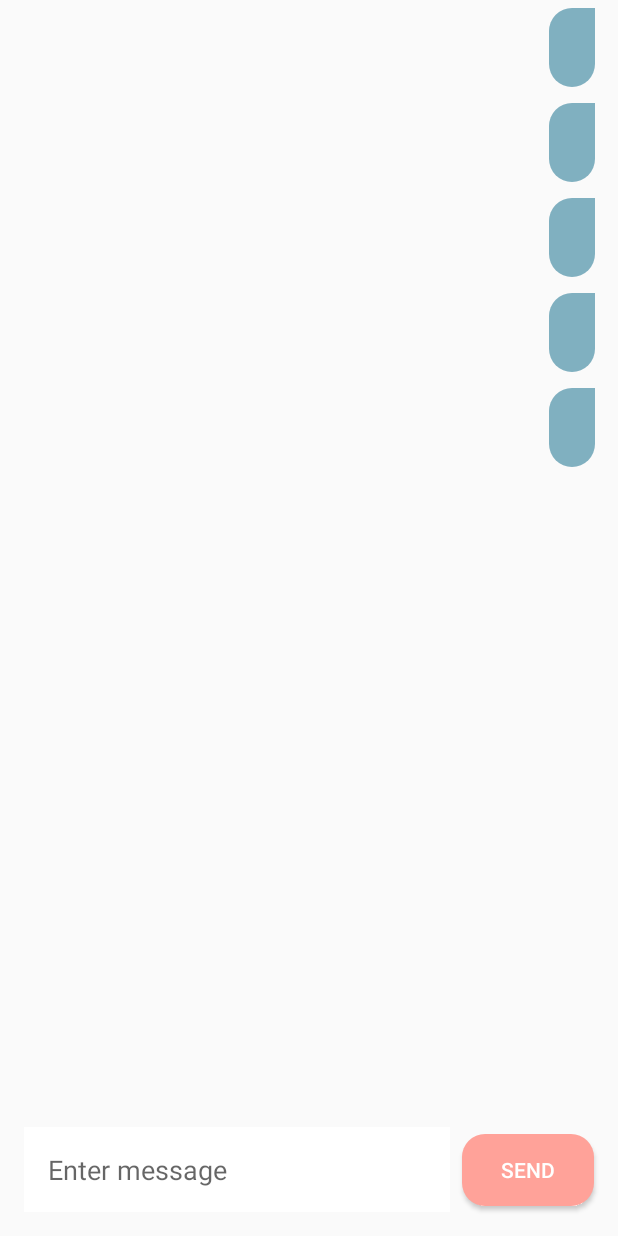
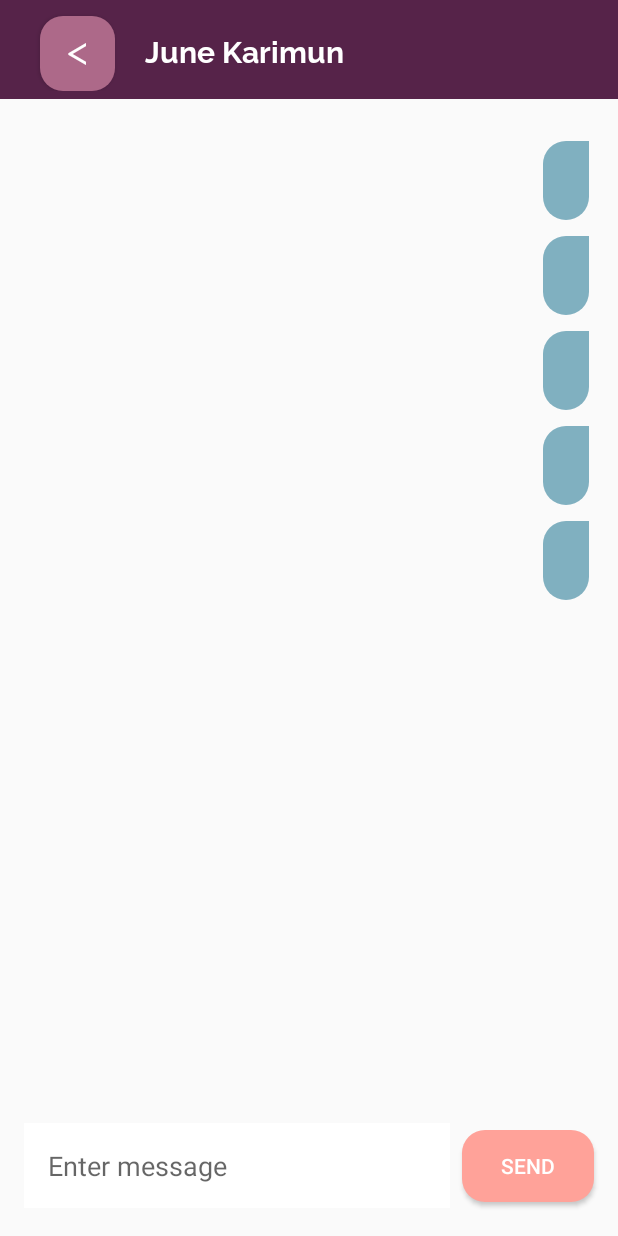
Before and after one commit to namzoen/aCupOfBond, an Android app: the layout chatroom.xml on its own in the app's theme, with its tools: preview values and no code run, on a phone screen of 412 x 824 dp. Run offline under Robolectric (Android 15) with nearby library versions, the phone set to English and light mode, and no system bars.

Commit message:
chatroom to june added

```diff
--- a/app/src/main/AndroidManifest.xml
+++ b/app/src/main/AndroidManifest.xml
@@ -15,6 +15,7 @@
         android:theme="@style/AppTheme">
         <activity android:name=".EditProfileActivity" />
         <activity android:name=".SettingsActivity" />
+        <activity android:name=".ChatroomActivity" />
         <activity
             android:name=".MainActivity"
             android:label="@string/title_activity_main" />
--- a/app/src/main/java/com/example/acupofbond/ChatFragment.kt
+++ b/app/src/main/java/com/example/acupofbond/ChatFragment.kt
@@ -1,16 +1,24 @@
 package com.example.acupofbond
 
+import android.content.Intent
 import android.os.Bundle
 import android.view.LayoutInflater
 import android.view.View
 import android.view.ViewGroup
 import androidx.fragment.app.Fragment
+import kotlinx.android.synthetic.main.fragment_chat.view.*
 
 class ChatFragment: Fragment(R.layout.fragment_chat) {
     override fun onCreateView(
         inflater: LayoutInflater, container: ViewGroup?, savedInstanceState: Bundle?
     ): View? {
         val view: View = inflater!!.inflate(R.layout.fragment_chat, container, false)
+        val chatSatu = Intent (activity, ChatroomActivity::class.java)
+
+        view.profile_1.setOnClickListener{
+            activity?.startActivity(chatSatu)
+        }
+
         return view
     }
 
--- /dev/null
+++ b/app/src/main/java/com/example/acupofbond/ChatroomActivity.kt
@@ -0,0 +1,18 @@
+package com.example.acupofbond
+
+import android.os.Bundle
+import androidx.appcompat.app.AppCompatActivity
+import kotlinx.android.synthetic.main.chatroom.*
+
+class ChatroomActivity: AppCompatActivity() {
+
+    override fun onCreate(savedInstanceState: Bundle?) {
+        super.onCreate(savedInstanceState)
+        setContentView(R.layout.chatroom)
+
+        backBtn.setOnClickListener{
+            finish()
+        }
+    }
+
+}
--- a/app/src/main/res/layout/chatroom.xml
+++ b/app/src/main/res/layout/chatroom.xml
@@ -5,7 +5,8 @@
     xmlns:tools="http://schemas.android.com/tools"
     android:orientation="vertical"
     android:layout_width="match_parent"
-    android:layout_height="match_parent">
+    android:layout_height="match_parent"
+    tools:context=".ChatroomActivity">
 
     <EditText
         android:id="@+id/editText"
@@ -14,14 +15,15 @@
         android:layout_marginStart="16dp"
         android:layout_marginTop="16dp"
         android:layout_marginEnd="8dp"
-        android:layout_marginBottom="16dp"
         android:background="@color/white"
         android:hint="@string/enter_message"
         android:padding="16dp"
         app:layout_constraintBottom_toBottomOf="parent"
         app:layout_constraintEnd_toStartOf="@+id/button"
+        app:layout_constraintHorizontal_bias="1.0"
         app:layout_constraintStart_toStartOf="parent"
-        app:layout_constraintTop_toBottomOf="@+id/recyclerView" />
+        app:layout_constraintTop_toTopOf="parent"
+        app:layout_constraintVertical_bias="0.975" />
 
     <Button
         android:id="@+id/button"
@@ -38,14 +40,65 @@
     <androidx.recyclerview.widget.RecyclerView
         android:id="@+id/recyclerView"
         android:layout_width="0dp"
-        tools:listitem="@layout/my_bubble_shape"
-        tools:itemCount="5"
-        android:layout_height="0dp"
+        android:layout_height="wrap_content"
+        android:padding="4dp"
         app:layoutManager="androidx.recyclerview.widget.LinearLayoutManager"
+        app:layout_constraintBottom_toBottomOf="@id/toolbar"
         app:layout_constraintBottom_toTopOf="@+id/editText"
         app:layout_constraintEnd_toEndOf="parent"
+        app:layout_constraintHorizontal_bias="0.0"
         app:layout_constraintStart_toStartOf="parent"
-        app:layout_constraintTop_toTopOf="parent" />
+        app:layout_constraintTop_toTopOf="parent"
+        app:layout_constraintVertical_bias="0.199"
+        tools:itemCount="5"
+        tools:listitem="@layout/my_bubble_shape" />
+
+    <LinearLayout
+        android:id="@+id/toolbar"
+        android:layout_width="match_parent"
+        android:layout_height="wrap_content"
+        android:background="@color/purple_500"
+        android:paddingStart="1dp"
+        android:paddingTop="5dp"
+        android:paddingBottom="5dp"
+        app:layout_constraintBottom_toTopOf="@id/recyclerView"
+        app:layout_constraintEnd_toEndOf="parent"
+        app:layout_constraintHorizontal_bias="0.0"
+        app:layout_constraintStart_toStartOf="parent"
+        app:layout_constraintTop_toTopOf="parent"
+        app:layout_constraintVertical_bias="0.0">
+
+        <Button
+            android:id="@+id/backBtn"
+            android:layout_width="50dp"
+            android:layout_height="50dp"
+            android:layout_marginStart="25dp"
+            android:layout_marginTop="5dp"
+            android:background="@drawable/text_input_box"
+            android:fontFamily="@font/raleway"
+            android:gravity="center_horizontal"
+            android:text="@string/back_symbol"
+            android:textColor="@color/white"
+            android:textSize="28sp" />
+
+        <TextView
+            android:id="@+id/name"
+            android:layout_gravity="center_vertical"
+            android:layout_width="fill_parent"
+            android:layout_height="wrap_content"
+            android:layout_alignWithParentIfMissing="true"
+            android:layout_above="@id/secondLine1"
+            android:layout_alignParentTop="true"
+            android:layout_alignParentEnd="true"
+            android:layout_toRightOf="@id/backBtn"
+            android:layout_marginStart="20dp"
+            android:fontFamily="@font/raleway_bold"
+            android:gravity="center_vertical"
+            android:text="@string/name1"
+            android:textColor="@color/white"
+            android:textSize="20sp" />
+
+    </LinearLayout>
 
 
 </androidx.constraintlayout.widget.ConstraintLayout>
```
